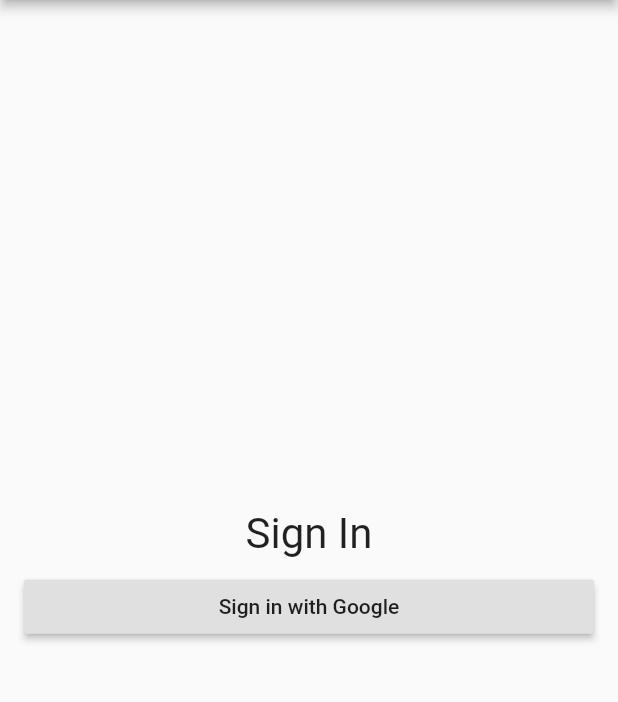
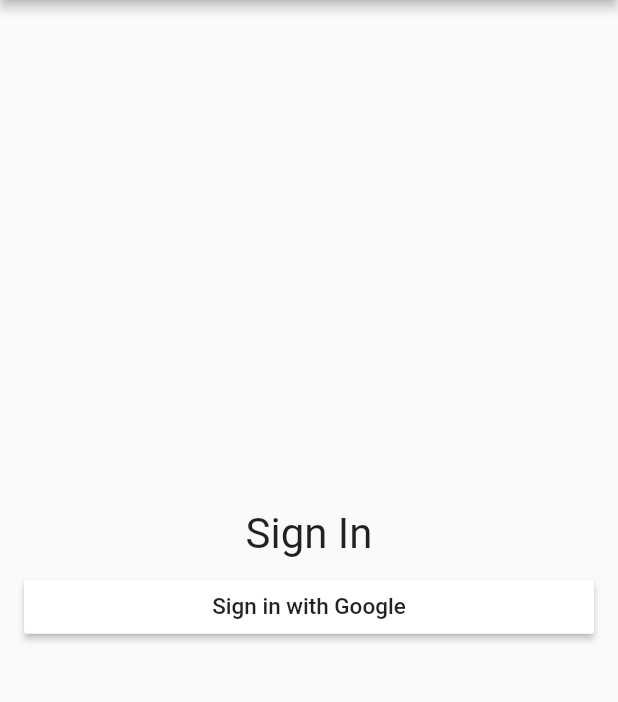
Before and after one commit to ashh17/Time-Tracker, a Flutter app: the screen it shows after launch, on a phone screen of 412 x 824 dp, the part 84-786 px from its top. Run offline on Flutter 3.47's test engine with Material 2 defaults, Android fonts, the phone set to English and light mode, and no system bars.

Commit message:
added button

```diff
--- a/lib/app/sign_in/sign_in_page.dart
+++ b/lib/app/sign_in/sign_in_page.dart
@@ -33,7 +33,14 @@ class SignInPage extends StatelessWidget {
             height: 8.0,
           ),
           RaisedButton(
-            child: Text('Sign in with Google'),
+            child: Text(
+              'Sign in with Google',
+              style: TextStyle(
+                color: Colors.black87,
+                fontSize: 15.0,
+              ),
+            ),
+            color: Colors.white,
             onPressed: () {},
           ),
         ],
```
